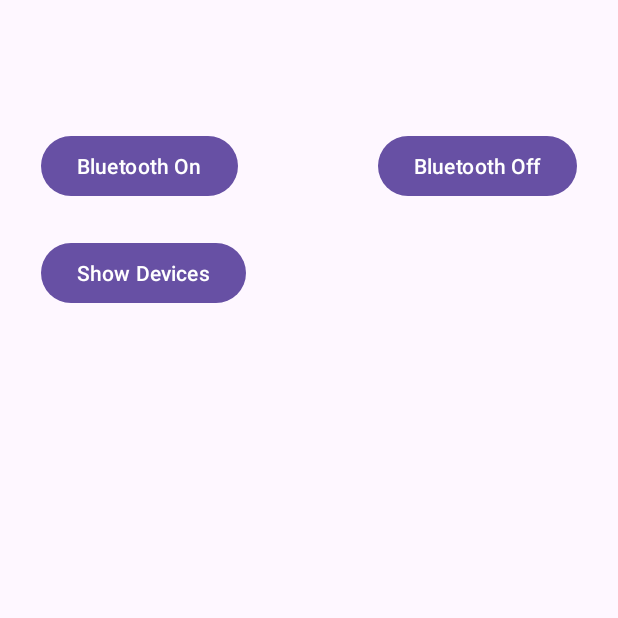
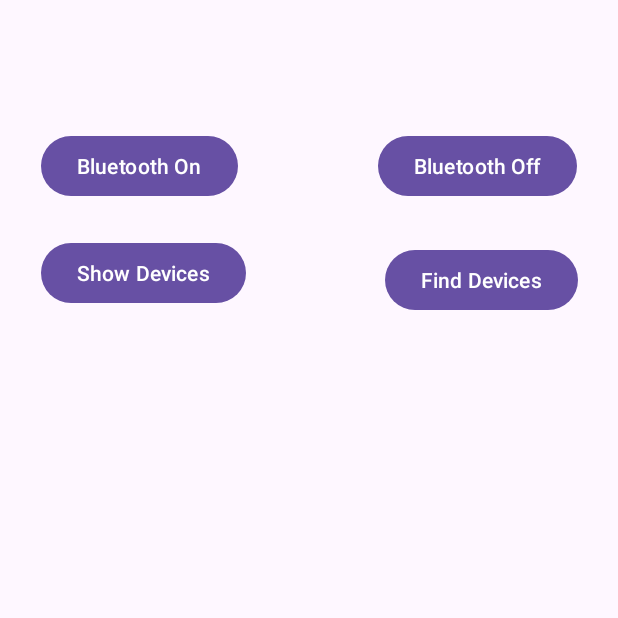
Before and after one commit to ChicoState/BlueConnect, an Android app: the screen it shows after launch (MainActivity), after a tap on "Bluetooth On", on a phone screen of 412 x 824 dp, the top half of it. Run offline under Robolectric (Android 15) with nearby library versions, the phone set to English and light mode, and no system bars.

Commit message:
Bluetooth enable is working, disable is working (remove disable completely?), list paired devices working, scan for devices functionality all commented out scan button is visible but doesn't do anything.

```diff
--- a/app/src/main/java/com/example/blueconnect/MainActivity.java
+++ b/app/src/main/java/com/example/blueconnect/MainActivity.java
@@ -5,7 +5,11 @@ import androidx.appcompat.app.AppCompatActivity;
 import android.annotation.SuppressLint;
 import android.bluetooth.BluetoothAdapter;
 import android.bluetooth.BluetoothDevice;
+import android.content.BroadcastReceiver;
+import android.content.Context;
 import android.content.Intent;
+import android.content.IntentFilter;
+import android.content.pm.PackageManager;
 import android.os.Bundle;
 import android.view.View;
 import android.widget.ArrayAdapter;
@@ -13,51 +17,115 @@ import android.widget.Button;
 import android.widget.ListView;
 import android.widget.Toast;
 
+import androidx.activity.result.ActivityResultLauncher;
+import androidx.activity.result.contract.ActivityResultContracts;
+import androidx.appcompat.app.AppCompatActivity;
+import androidx.core.app.ActivityCompat;
+
+import java.util.ArrayList;
 import java.util.Set;
 
 public class MainActivity extends AppCompatActivity {
 
-    Button blueOn, blueOff, showDeviceList;
-    ListView listView;
+    Button blueOn, blueOff, showDeviceList;//, scanDevices;
+    ListView listView;//, scanListView;
     BluetoothAdapter blueAdapter;
+    //ArrayList<String> stringArrayList=new ArrayList<String>();
+    //ArrayAdapter<String> arrayAdapter;
+    Intent btEnable, btDisable;
+    int requestEnableCode;
+    private ActivityResultLauncher<Intent> enablebt;
 
-    Intent btEnable;
-    int requestEnableCode;
     @Override
     protected void onCreate(Bundle savedInstanceState) {
         super.onCreate(savedInstanceState);
         setContentView(R.layout.activity_main);
 
-        blueOn=(Button) findViewById(R.id.btOn);
-        blueOff=(Button) findViewById(R.id.btOff);
-        showDeviceList=(Button) findViewById(R.id.ShowDevices);
-        blueAdapter=BluetoothAdapter.getDefaultAdapter();
-        if(blueAdapter == null)
-        {
+        blueOn = (Button) findViewById(R.id.btOn);
+        blueOff = (Button) findViewById(R.id.btOff);
+        showDeviceList = (Button) findViewById(R.id.ShowDevices);
+//        scanDevices=(Button) findViewById(R.id.findDevices);
+        blueAdapter = BluetoothAdapter.getDefaultAdapter();
+        if (blueAdapter == null) {
             Toast.makeText(getApplicationContext(), "Bluetooth not supported on this device", Toast.LENGTH_LONG).show();
-            return;
         }
-        btEnable=new Intent(BluetoothAdapter.ACTION_REQUEST_ENABLE);
-        requestEnableCode=1;
-        listView=(ListView) findViewById(R.id.listview);
+        btEnable = new Intent(BluetoothAdapter.ACTION_REQUEST_ENABLE);
+        requestEnableCode = 1;
+        listView = (ListView) findViewById(R.id.listview);
+//        scanListView=(ListView) findViewById(R.id.scannedListView);
 
+        enablebt = registerForActivityResult(new ActivityResultContracts.StartActivityForResult(), result -> {
+            if (result.getResultCode() == RESULT_OK) {
+                Toast.makeText(getApplicationContext(), "Bluetooth Enabled", Toast.LENGTH_LONG).show();
+            } else if (result.getResultCode() == RESULT_CANCELED) {
+                Toast.makeText(getApplicationContext(), "Bluetooth Enabling Cancelled", Toast.LENGTH_LONG).show();
+            }
+        });
+
+/*        scanDevices.setOnClickListener(new View.OnClickListener() {
+            //@SuppressLint("MissingPermission")
+            @Override
+            public void onClick (View v) {
+                try {
+                    blueAdapter.startDiscovery();
+                } catch (Exception e) {
+                    e.printStackTrace();
+                }
+            }
+        });
+
+        IntentFilter intentFilter = new IntentFilter(BluetoothDevice.ACTION_FOUND);
+        registerReceiver(myReceiver, intentFilter);
+
+        arrayAdapter=new ArrayAdapter<String>(getApplicationContext(),android.R.layout.simple_list_item_1,stringArrayList);
+        scanListView.setAdapter(arrayAdapter);
+*/
         bluetoothOn();
         bluetoothOff();
         showListOfDevices();
+
     }
 
-        private void bluetoothOff() {
-        blueOff.setOnClickListener((new View.OnClickListener() {
-            @SuppressLint("MissingPermission")
+    private void bluetoothOn() {
+        blueOn.setOnClickListener((new View.OnClickListener() {
             @Override
             public void onClick(View v) {
-                if(blueAdapter == null)
-                {
+                if (blueAdapter == null) {
+                    Toast.makeText(getApplicationContext(), "This device does not support Bluetooth", Toast.LENGTH_LONG).show();
+                } else {
+                    if (!blueAdapter.isEnabled()) {
+                        enablebt.launch(btEnable);
+                    }
+                }
+            }
+        }));
+    }
+
+    /*   BroadcastReceiver myReceiver=new BroadcastReceiver() {
+           //@SuppressLint("MissingPermission")
+           @Override
+           public void onReceive(Context context, Intent intent) {
+               String action = intent.getAction();
+                   if (BluetoothDevice.ACTION_FOUND.equals(action)) {
+                       BluetoothDevice device = intent.getParcelableExtra(BluetoothDevice.EXTRA_DEVICE);
+                       stringArrayList.add(device.getName());
+                       arrayAdapter.notifyDataSetChanged();
+                   }
+           }
+       };
+   */
+    private void bluetoothOff() {
+        blueOff.setOnClickListener((new View.OnClickListener() {
+            //@SuppressLint("MissingPermission")
+            @Override
+            public void onClick(View v) {
+                if (blueAdapter == null) {
                     Toast.makeText(getApplicationContext(), "Bluetooth not supported on this device", Toast.LENGTH_LONG).show();
                     return;
                 }
                 try {
                     if (blueAdapter != null && blueAdapter.isEnabled()) {
+                        Toast.makeText(getApplicationContext(), "Bluetooth Disabled", Toast.LENGTH_LONG).show();
                         blueAdapter.disable();
                     }
                 }
@@ -69,39 +137,9 @@ public class MainActivity extends AppCompatActivity {
         }));
     }
 
-    @Override
-    protected void onActivityResult(int requestCode, int resultCode, Intent data) {
-        if (requestCode == requestEnableCode) {
-            if (resultCode == RESULT_OK) {
-                Toast.makeText(getApplicationContext(), "Bluetooth Enabled", Toast.LENGTH_LONG).show();
-            } else if (resultCode == RESULT_CANCELED) {
-                Toast.makeText(getApplicationContext(), "Bluetooth Enabling Cancelled", Toast.LENGTH_LONG).show();
-            }
-        }
-    }
-    private void bluetoothOn() {
-        blueOn.setOnClickListener(new View.OnClickListener() {
-            @Override
-            public void onClick(View v) {
-                if(blueAdapter==null)
-                {
-                    Toast.makeText(getApplicationContext(), "This device does not support Bluetooth", Toast.LENGTH_LONG).show();
-                    return;
-                }
-                else
-                {
-                    if(!blueAdapter.isEnabled())
-                    {
-                        startActivityForResult(btEnable, requestEnableCode);
-                    }
-                }
-            }
-        });
-    }
-
     private void showListOfDevices() {
         showDeviceList.setOnClickListener((new View.OnClickListener() {
-            @SuppressLint("MissingPermission")
+            //@SuppressLint("MissingPermission")
             @Override
             public void onClick(View v) {
                 if(blueAdapter == null)
@@ -110,7 +148,8 @@ public class MainActivity extends AppCompatActivity {
                     return;
                 }
                 try {
-                    @SuppressLint("MissingPermission") Set<BluetoothDevice> btset = blueAdapter.getBondedDevices();
+                    //@SuppressLint("MissingPermission")
+                    Set<BluetoothDevice> btset = blueAdapter.getBondedDevices();
 
                     String[] deviceList = new String[btset.size()];
                     int i = 0;
--- a/app/src/main/res/layout/activity_main.xml
+++ b/app/src/main/res/layout/activity_main.xml
@@ -50,13 +50,37 @@
 
     <ListView
         android:id="@+id/listview"
-        android:layout_width="409dp"
+        android:layout_width="200dp"
         android:layout_height="570dp"
-        android:layout_marginStart="1dp"
-        android:layout_marginTop="17dp"
+        android:layout_marginTop="32dp"
         android:layout_marginEnd="1dp"
         app:layout_constraintEnd_toEndOf="parent"
+        app:layout_constraintHorizontal_bias="0.0"
         app:layout_constraintStart_toStartOf="parent"
         app:layout_constraintTop_toBottomOf="@+id/ShowDevices" />
 
+    <Button
+        android:id="@+id/findDevices"
+        android:layout_width="wrap_content"
+        android:layout_height="wrap_content"
+        android:layout_marginStart="92dp"
+        android:layout_marginTop="20dp"
+        android:layout_marginEnd="26dp"
+        android:layout_marginBottom="19dp"
+        android:text="Find Devices"
+        app:layout_constraintBottom_toTopOf="@+id/listview"
+        app:layout_constraintEnd_toEndOf="parent"
+        app:layout_constraintStart_toEndOf="@+id/ShowDevices"
+        app:layout_constraintTop_toBottomOf="@+id/btOff" />
+
+    <ListView
+        android:id="@+id/scannedListView"
+        android:layout_width="209dp"
+        android:layout_height="564dp"
+        android:layout_marginStart="7dp"
+        android:layout_marginTop="26dp"
+        app:layout_constraintEnd_toEndOf="parent"
+        app:layout_constraintStart_toEndOf="@+id/listview"
+        app:layout_constraintTop_toBottomOf="@+id/findDevices" />
+
 </androidx.constraintlayout.widget.ConstraintLayout>
```
